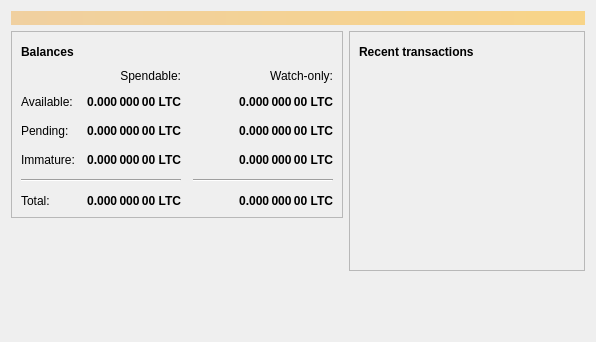
Old version of the form src/qt/forms/overviewpage.ui in the repository DreamDev-Chain/babylite.
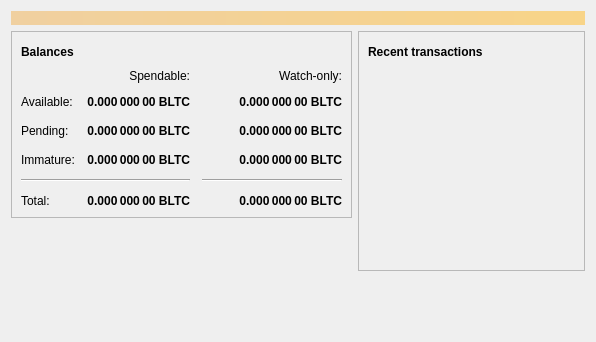
New version of the form. Icons and pictures are not drawn.

The edit to the form file:
```diff
--- a/src/qt/forms/overviewpage.ui
+++ b/src/qt/forms/overviewpage.ui
@@ -129,7 +129,7 @@
                <string>Unconfirmed transactions to watch-only addresses</string>
               </property>
               <property name="text">
-               <string notr="true">0.000 000 00 LTC</string>
+               <string notr="true">0.000 000 00 BLTC</string>
               </property>
               <property name="alignment">
                <set>Qt::AlignRight|Qt::AlignTrailing|Qt::AlignVCenter</set>
@@ -154,7 +154,7 @@
                <string>Total of transactions that have yet to be confirmed, and do not yet count toward the spendable balance</string>
               </property>
               <property name="text">
-               <string notr="true">0.000 000 00 LTC</string>
+               <string notr="true">0.000 000 00 BLTC</string>
               </property>
               <property name="alignment">
                <set>Qt::AlignRight|Qt::AlignTrailing|Qt::AlignVCenter</set>
@@ -179,7 +179,7 @@
                <string>Mined balance in watch-only addresses that has not yet matured</string>
               </property>
               <property name="text">
-               <string notr="true">0.000 000 00 LTC</string>
+               <string notr="true">0.000 000 00 BLTC</string>
               </property>
               <property name="alignment">
                <set>Qt::AlignRight|Qt::AlignTrailing|Qt::AlignVCenter</set>
@@ -237,7 +237,7 @@
                <string>Mined balance that has not yet matured</string>
               </property>
               <property name="text">
-               <string notr="true">0.000 000 00 LTC</string>
+               <string notr="true">0.000 000 00 BLTC</string>
               </property>
               <property name="alignment">
                <set>Qt::AlignRight|Qt::AlignTrailing|Qt::AlignVCenter</set>
@@ -282,7 +282,7 @@
                <string>Your current total balance</string>
               </property>
               <property name="text">
-               <string notr="true">0.000 000 00 LTC</string>
+               <string notr="true">0.000 000 00 BLTC</string>
               </property>
               <property name="alignment">
                <set>Qt::AlignRight|Qt::AlignTrailing|Qt::AlignVCenter</set>
@@ -307,7 +307,7 @@
                <string>Current total balance in watch-only addresses</string>
               </property>
               <property name="text">
-               <string notr="true">0.000 000 00 LTC</string>
+               <string notr="true">0.000 000 00 BLTC</string>
               </property>
               <property name="alignment">
                <set>Qt::AlignRight|Qt::AlignTrailing|Qt::AlignVCenter</set>
@@ -349,7 +349,7 @@
                <string>Your current spendable balance</string>
               </property>
               <property name="text">
-               <string notr="true">0.000 000 00 LTC</string>
+               <string notr="true">0.000 000 00 BLTC</string>
               </property>
               <property name="alignment">
                <set>Qt::AlignRight|Qt::AlignTrailing|Qt::AlignVCenter</set>
@@ -374,7 +374,7 @@
                <string>Your current balance in watch-only addresses</string>
               </property>
               <property name="text">
-               <string notr="true">0.000 000 00 LTC</string>
+               <string notr="true">0.000 000 00 BLTC</string>
               </property>
               <property name="alignment">
                <set>Qt::AlignRight|Qt::AlignTrailing|Qt::AlignVCenter</set>
```
